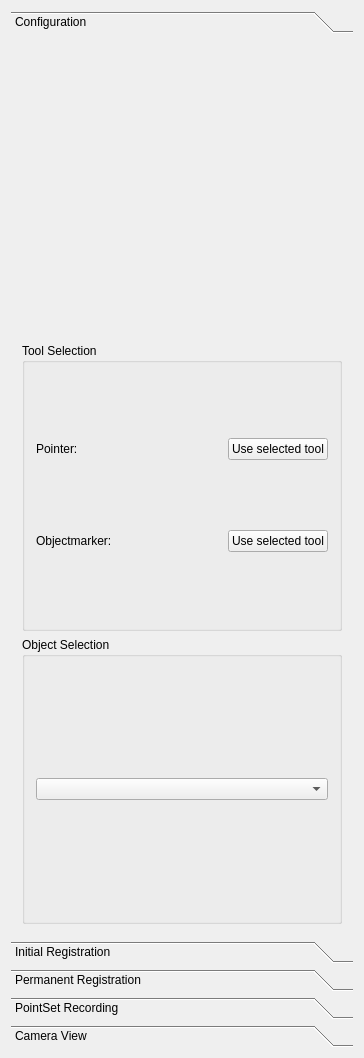
The window that Plugins/org.mitk.gui.qt.igtexamples/src/internal/QmitkIGTTrackingLabViewControls.ui (MITK/MITK) describes before a commit, drawn with Qt 5.
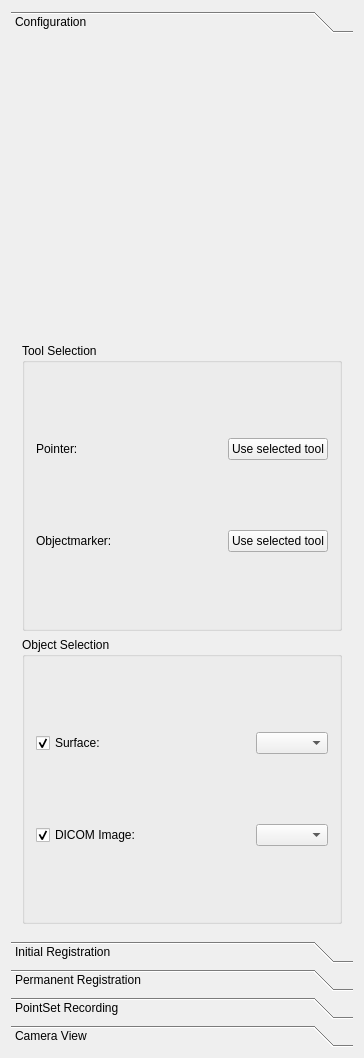
The same window after the commit. Custom widgets are drawn as their Qt base class.

Commit message: started implementation of optional transformation of a CT image

```diff
--- a/Plugins/org.mitk.gui.qt.igtexamples/src/internal/QmitkIGTTrackingLabViewControls.ui
+++ b/Plugins/org.mitk.gui.qt.igtexamples/src/internal/QmitkIGTTrackingLabViewControls.ui
@@ -152,7 +152,64 @@
          </property>
          <layout class="QVBoxLayout" name="verticalLayout_9">
           <item>
-           <widget class="QmitkDataStorageComboBox" name="m_ObjectComboBox"/>
+           <layout class="QHBoxLayout" name="horizontalLayout_7">
+            <item>
+             <widget class="QCheckBox" name="m_SurfaceActive">
+              <property name="text">
+               <string>Surface:</string>
+              </property>
+              <property name="checked">
+               <bool>true</bool>
+              </property>
+             </widget>
+            </item>
+            <item>
+             <spacer name="horizontalSpacer_7">
+              <property name="orientation">
+               <enum>Qt::Horizontal</enum>
+              </property>
+              <property name="sizeHint" stdset="0">
+               <size>
+                <width>40</width>
+                <height>20</height>
+               </size>
+              </property>
+             </spacer>
+            </item>
+            <item>
+             <widget class="QmitkDataStorageComboBox" name="m_ObjectComboBox"/>
+            </item>
+           </layout>
+          </item>
+          <item>
+           <layout class="QHBoxLayout" name="horizontalLayout_8">
+            <item>
+             <widget class="QCheckBox" name="m_ImageActive">
+              <property name="text">
+               <string>DICOM Image:</string>
+              </property>
+              <property name="checked">
+               <bool>true</bool>
+              </property>
+             </widget>
+            </item>
+            <item>
+             <spacer name="horizontalSpacer_8">
+              <property name="orientation">
+               <enum>Qt::Horizontal</enum>
+              </property>
+              <property name="sizeHint" stdset="0">
+               <size>
+                <width>40</width>
+                <height>20</height>
+               </size>
+              </property>
+             </spacer>
+            </item>
+            <item>
+             <widget class="QmitkDataStorageComboBox" name="m_ImageComboBox"/>
+            </item>
+           </layout>
           </item>
          </layout>
         </widget>
```
Left out of the diff: 8 changed lines with no effect on the pictures. The commit also changes 1 other file.
